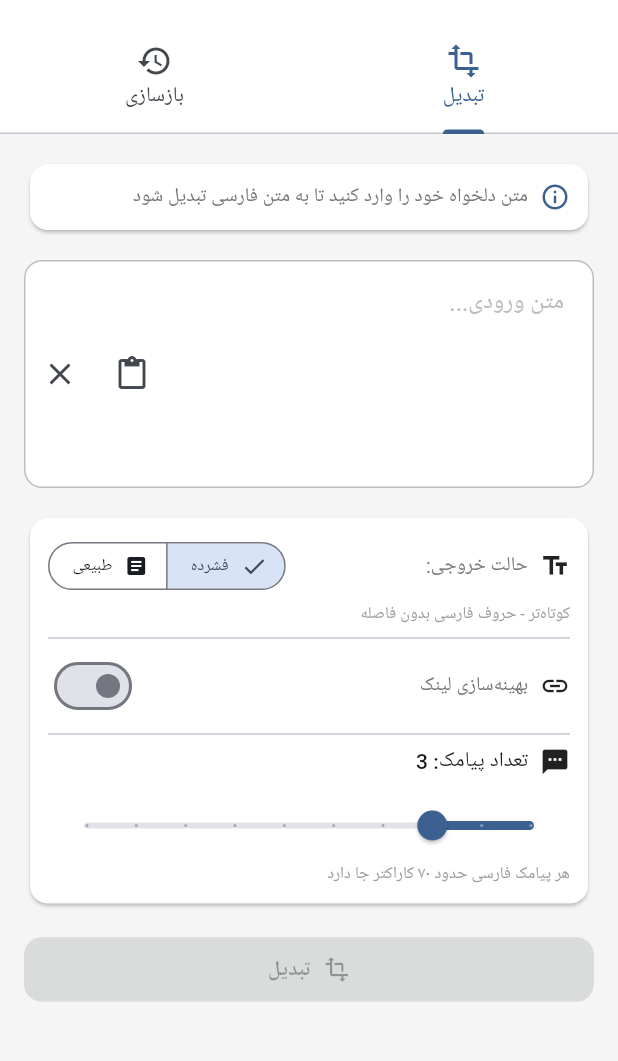
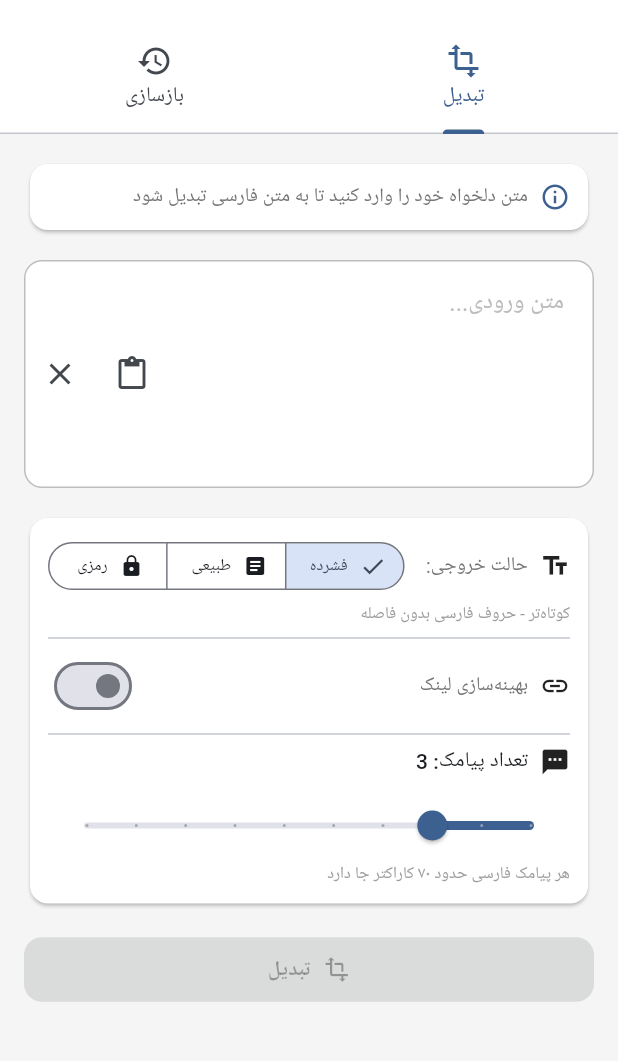
Before and after one commit to maria6834u-dotcom/MatnYar, a Flutter app: the screen it shows after launch, on a phone screen of 412 x 824 dp, the part 61-1122 px from its top. Run offline on Flutter 3.47's test engine with Material 3 defaults, Android fonts, the phone set to English and light mode, and no system bars; missing offline and left inert: encrypt; Roboto replaces fonts that are missing (Vazirmatn).

```diff
--- a/lib/screens/home_screen.dart
+++ b/lib/screens/home_screen.dart
@@ -14,6 +14,8 @@ class _HomeScreenState extends State<HomeScreen> with SingleTickerProviderStateM
   late TabController _tabController;
   final TextEditingController _encodeController = TextEditingController();
   final TextEditingController _decodeController = TextEditingController();
+  final TextEditingController _passwordController = TextEditingController();
+  final TextEditingController _decodePasswordController = TextEditingController();
 
   List<String> _encodeResults = [];
   String _decodeResult = '';
@@ -33,6 +35,8 @@ class _HomeScreenState extends State<HomeScreen> with SingleTickerProviderStateM
     _tabController.dispose();
     _encodeController.dispose();
     _decodeController.dispose();
+    _passwordController.dispose();
+    _decodePasswordController.dispose();
     super.dispose();
   }
 
@@ -42,12 +46,17 @@ class _HomeScreenState extends State<HomeScreen> with SingleTickerProviderStateM
       _showSnackBar('لطفاً متنی وارد کنید');
       return;
     }
+    if (_outputMode == OutputMode.encrypted && _passwordController.text.isEmpty) {
+      _showSnackBar('لطفاً رمز عبور وارد کنید');
+      return;
+    }
     setState(() {
       _encodeResults = TextConverter.encode(
         input,
         parts: _selectedParts,
         optimize: _optimizeLinks,
         mode: _outputMode,
+        password: _outputMode == OutputMode.encrypted ? _passwordController.text : null,
       );
     });
   }
@@ -75,12 +84,22 @@ class _HomeScreenState extends State<HomeScreen> with SingleTickerProviderStateM
       return;
     }
 
+    // چک کردن نیاز به رمز عبور
+    final needsPassword = input.contains('🔐');
+    if (needsPassword && _decodePasswordController.text.isEmpty) {
+      _showSnackBar('این متن رمزنگاری شده است. رمز عبور وارد کنید');
+      return;
+    }
+
     if (!TextConverter.isEncoded(input)) {
       _showSnackBar('متن وارد شده قابل بازسازی نیست');
       return;
     }
 
-    final result = TextConverter.decode(input);
+    final result = TextConverter.decode(
+      input,
+      password: needsPassword ? _decodePasswordController.text : null,
+    );
     if (result.isEmpty) {
       _showSnackBar('خطا در بازسازی متن');
       return;
@@ -238,6 +257,11 @@ class _HomeScreenState extends State<HomeScreen> with SingleTickerProviderStateM
                             label: Text('طبیعی', style: TextStyle(fontSize: 11)),
                             icon: Icon(Icons.article, size: 16),
                           ),
+                          ButtonSegment(
+                            value: OutputMode.encrypted,
+                            label: Text('رمزی', style: TextStyle(fontSize: 11)),
+                            icon: Icon(Icons.lock, size: 16),
+                          ),
                         ],
                         selected: {_outputMode},
                         onSelectionChanged: (Set<OutputMode> newSelection) {
@@ -256,9 +280,31 @@ class _HomeScreenState extends State<HomeScreen> with SingleTickerProviderStateM
                   Text(
                     _outputMode == OutputMode.compact
                       ? 'کوتاه‌تر - حروف فارسی بدون فاصله'
-                      : 'شبیه متن واقعی - کلمات فارسی با فاصله',
+                      : _outputMode == OutputMode.natural
+                        ? 'شبیه متن واقعی - کلمات فارسی با فاصله'
+                        : 'رمزنگاری شده - نیاز به رمز عبور',
                     style: const TextStyle(fontSize: 11, color: Colors.grey),
                   ),
+
+                  // فیلد رمز عبور (فقط در حالت رمزنگاری)
+                  if (_outputMode == OutputMode.encrypted) ...[
+                    const SizedBox(height: 12),
+                    TextField(
+                      controller: _passwordController,
+                      obscureText: true,
+                      decoration: InputDecoration(
+                        labelText: 'رمز عبور',
+                        hintText: 'رمز عبور را وارد کنید',
+                        prefixIcon: const Icon(Icons.key, size: 20),
+                        border: OutlineInputBorder(
+                          borderRadius: BorderRadius.circular(8),
+                        ),
+                        contentPadding: const EdgeInsets.symmetric(horizontal: 12, vertical: 8),
+                        isDense: true,
+                      ),
+                      style: const TextStyle(fontSize: 14),
+                    ),
+                  ],
                   const Divider(),
                   // سوئیچ بهینه‌سازی لینک
                   Row(
@@ -455,7 +501,24 @@ class _HomeScreenState extends State<HomeScreen> with SingleTickerProviderStateM
             ),
             onChanged: (_) => setState(() {}),
           ),
-          const SizedBox(height: 16),
+          const SizedBox(height: 12),
+
+          // فیلد رمز عبور برای متن‌های رمزنگاری شده
+          if (_decodeController.text.contains('🔐')) ...[
+            TextField(
+              controller: _decodePasswordController,
+              obscureText: true,
+              decoration: InputDecoration(
+                labelText: 'رمز عبور',
+                hintText: 'این متن رمزنگاری شده است',
+                prefixIcon: const Icon(Icons.key),
+                border: OutlineInputBorder(
+                  borderRadius: BorderRadius.circular(8),
+                ),
+              ),
+            ),
+            const SizedBox(height: 12),
+          ],
 
           // دکمه بازسازی
           ElevatedButton.icon(
--- a/pubspec.yaml
+++ b/pubspec.yaml
@@ -34,6 +34,7 @@ dependencies:
   # The following adds the Cupertino Icons font to your application.
   # Use with the CupertinoIcons class for iOS style icons.
   cupertino_icons: ^1.0.8
+  encrypt: ^5.0.3
 
 dev_dependencies:
   flutter_test:
```
Also changed, not shown: lib/core/converter/text_converter.dart (+68 -8 lines), pubspec.lock, 1 other file.
